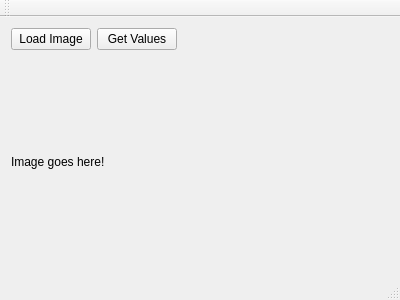
Above: mainwindow.ui from maarten990/Calibration-Tool before the change. Below: the same form after it.
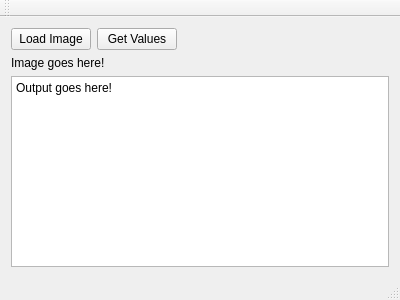
That is the form after the change. Custom widgets are drawn as their Qt base class.

Commit message: Prettied up the output, made the hsv values reset before looping through the image

The edit to the form file:
```diff
--- a/mainwindow.ui
+++ b/mainwindow.ui
@@ -53,6 +53,16 @@
       </property>
      </widget>
     </item>
+    <item>
+     <widget class="QPlainTextEdit" name="output_text">
+      <property name="readOnly">
+       <bool>true</bool>
+      </property>
+      <property name="plainText">
+       <string>Output goes here!</string>
+      </property>
+     </widget>
+    </item>
    </layout>
   </widget>
   <widget class="QMenuBar" name="menuBar">
```
The commit also changes 3 other files.
